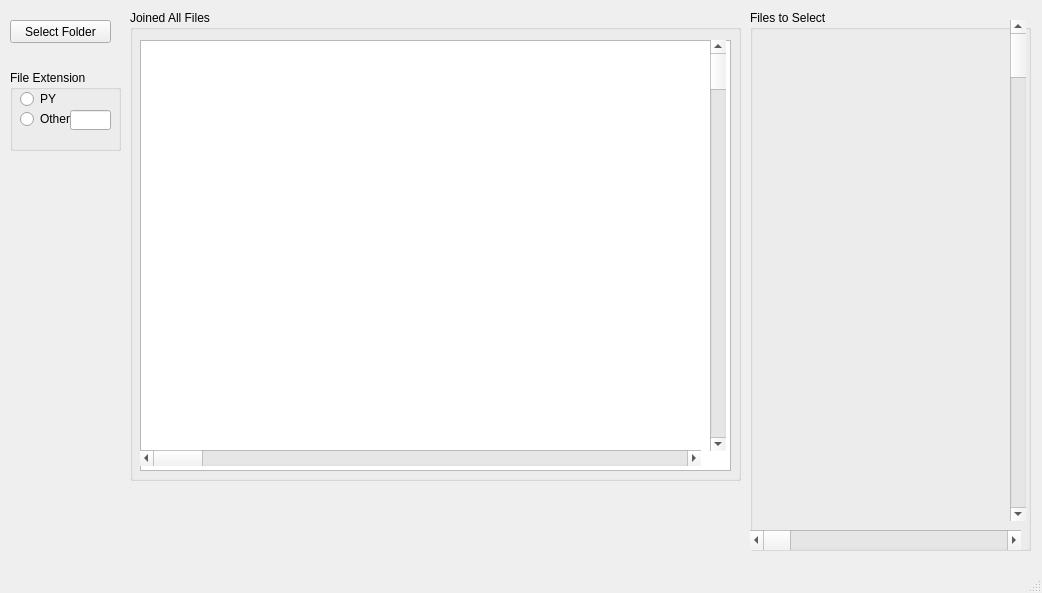
Before: the Qt Designer form main_join_all_files.ui in MarcinCichy/joinalltoone, drawn with Qt 5.
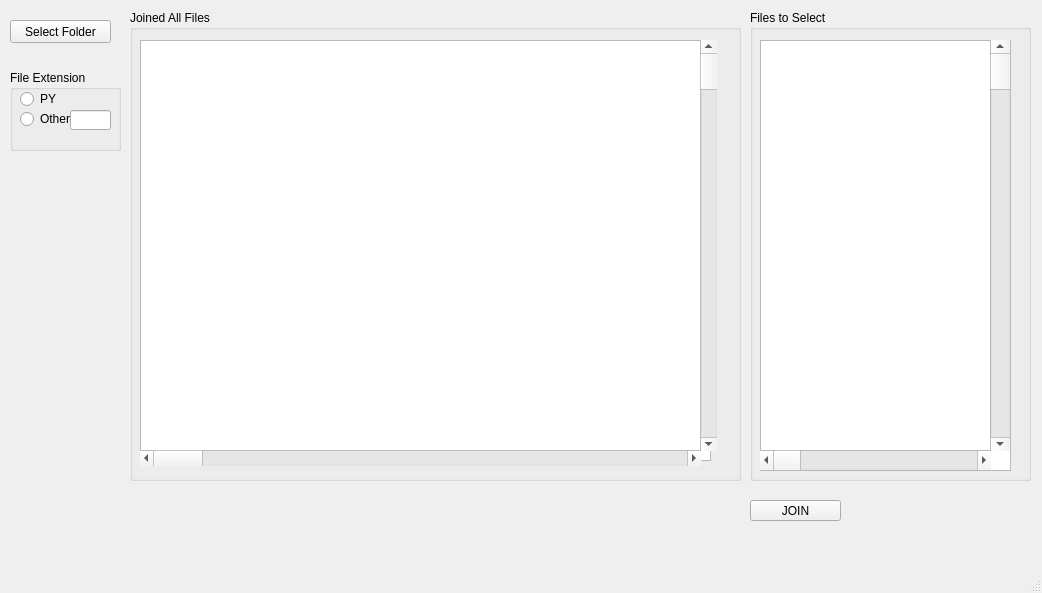
After: the same form once the commit is applied.

Commit message: Added display of files in the list and added display of checkmarks after clicking on an item in the list

```diff
--- a/main_join_all_files.ui
+++ b/main_join_all_files.ui
@@ -80,8 +80,8 @@
       <rect>
        <x>10</x>
        <y>30</y>
-       <width>591</width>
-       <height>431</height>
+       <width>571</width>
+       <height>421</height>
       </rect>
      </property>
     </widget>
@@ -101,12 +101,18 @@
     <widget class="QScrollBar" name="verticalScrollBar">
      <property name="geometry">
       <rect>
-       <x>580</x>
+       <x>570</x>
        <y>30</y>
-       <width>16</width>
+       <width>17</width>
        <height>411</height>
       </rect>
      </property>
+     <property name="minimumSize">
+      <size>
+       <width>16</width>
+       <height>411</height>
+      </size>
+     </property>
      <property name="orientation">
       <enum>Qt::Vertical</enum>
      </property>
@@ -118,7 +124,7 @@
       <x>750</x>
       <y>10</y>
       <width>281</width>
-      <height>541</height>
+      <height>471</height>
      </rect>
     </property>
     <property name="title">
@@ -137,12 +143,22 @@
       <enum>Qt::Vertical</enum>
      </property>
     </widget>
+    <widget class="QListWidget" name="listWidget">
+     <property name="geometry">
+      <rect>
+       <x>10</x>
+       <y>30</y>
+       <width>251</width>
+       <height>431</height>
+      </rect>
+     </property>
+    </widget>
     <widget class="QScrollBar" name="horizontalScrollBar_2">
      <property name="geometry">
       <rect>
-       <x>0</x>
-       <y>520</y>
-       <width>271</width>
+       <x>10</x>
+       <y>440</y>
+       <width>231</width>
        <height>20</height>
       </rect>
      </property>
@@ -153,10 +169,10 @@
     <widget class="QScrollBar" name="verticalScrollBar_3">
      <property name="geometry">
       <rect>
-       <x>260</x>
-       <y>10</y>
-       <width>16</width>
-       <height>501</height>
+       <x>240</x>
+       <y>30</y>
+       <width>20</width>
+       <height>411</height>
       </rect>
      </property>
      <property name="orientation">
@@ -177,6 +193,19 @@
      <string>Select Folder</string>
     </property>
    </widget>
+   <widget class="QPushButton" name="pushButton_2">
+    <property name="geometry">
+     <rect>
+      <x>750</x>
+      <y>500</y>
+      <width>91</width>
+      <height>21</height>
+     </rect>
+    </property>
+    <property name="text">
+     <string>JOIN</string>
+    </property>
+   </widget>
   </widget>
   <widget class="QMenuBar" name="menubar">
    <property name="geometry">
```
The commit also changes 2 other files.
